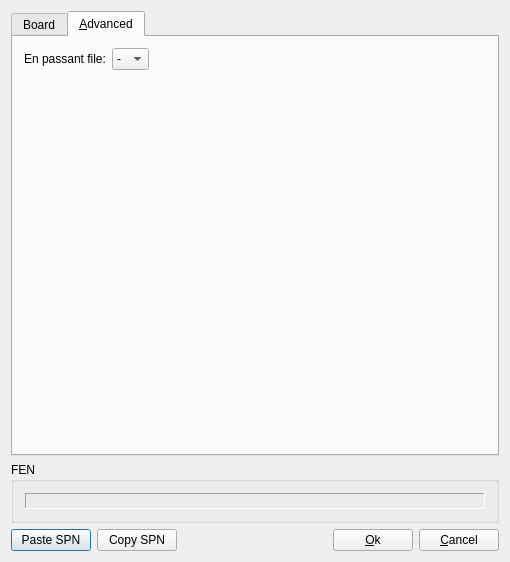
Old version of the form src/gui/boardsetup.ui in the repository franzm/shatrabase.
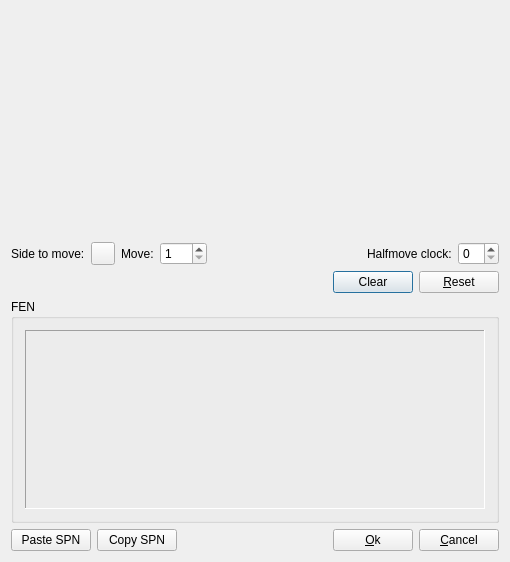
New version of the form. The open tabs and pages were chosen to show the change.

Commit message: removed old en passant stuff

Patch:
```diff
--- a/src/gui/boardsetup.ui
+++ b/src/gui/boardsetup.ui
@@ -13,95 +13,27 @@
   <property name="windowTitle">
    <string>Setup position</string>
   </property>
-  <layout class="QGridLayout">
-   <item row="3" column="0">
-    <widget class="QGroupBox" name="groupBox_2">
-     <property name="title">
-      <string>FEN</string>
-     </property>
-     <layout class="QVBoxLayout" name="verticalLayout">
-      <item>
-       <widget class="QLabel" name="spnLabel">
-        <property name="minimumSize">
-         <size>
-          <width>400</width>
-          <height>0</height>
-         </size>
-        </property>
-        <property name="frameShape">
-         <enum>QFrame::Panel</enum>
-        </property>
-        <property name="frameShadow">
-         <enum>QFrame::Sunken</enum>
-        </property>
-        <property name="text">
-         <string/>
-        </property>
-       </widget>
-      </item>
-     </layout>
-    </widget>
-   </item>
-   <item row="6" column="0">
-    <layout class="QHBoxLayout">
-     <item>
-      <widget class="QPushButton" name="pasteButton">
-       <property name="text">
-        <string>Paste SPN</string>
-       </property>
-      </widget>
-     </item>
-     <item>
-      <widget class="QPushButton" name="copyButton">
-       <property name="text">
-        <string>Copy SPN</string>
-       </property>
-      </widget>
-     </item>
-     <item>
-      <spacer>
-       <property name="orientation">
-        <enum>Qt::Horizontal</enum>
-       </property>
-       <property name="sizeType">
-        <enum>QSizePolicy::Expanding</enum>
-       </property>
-       <property name="sizeHint" stdset="0">
-        <size>
-         <width>40</width>
-         <height>20</height>
-        </size>
-       </property>
-      </spacer>
-     </item>
-     <item>
-      <widget class="QPushButton" name="okButton">
-       <property name="text">
-        <string>&amp;Ok</string>
-       </property>
-      </widget>
-     </item>
-     <item>
-      <widget class="QPushButton" name="cancelButton">
-       <property name="text">
-        <string>&amp;Cancel</string>
-       </property>
-      </widget>
-     </item>
-    </layout>
-   </item>
-   <item row="2" column="0">
-    <widget class="QTabWidget" name="tabWidget">
-     <property name="currentIndex">
-      <number>0</number>
-     </property>
-     <widget class="QWidget" name="boardTab">
-      <attribute name="title">
-       <string>Board</string>
-      </attribute>
       <layout class="QVBoxLayout" name="verticalLayout_2">
        <item>
+    <widget class="QWidget" name="boardTab" native="true">
+     <layout class="QVBoxLayout" name="verticalLayout_3">
+      <property name="leftMargin">
+       <number>0</number>
+      </property>
+      <property name="topMargin">
+       <number>0</number>
+      </property>
+      <property name="rightMargin">
+       <number>0</number>
+      </property>
+      <property name="bottomMargin">
+       <number>0</number>
+      </property>
+      <item>
         <layout class="QHBoxLayout" name="horizontalLayout_3" stretch="0,0">
+        <property name="sizeConstraint">
+         <enum>QLayout::SetDefaultConstraint</enum>
+        </property>
          <item>
           <layout class="QVBoxLayout" name="boardLayout">
            <property name="sizeConstraint">
@@ -118,6 +50,9 @@
          </item>
         </layout>
        </item>
+     </layout>
+    </widget>
+   </item>
        <item>
         <layout class="QHBoxLayout" stretch="0,0,0,0,0,0,0">
          <property name="sizeConstraint">
@@ -225,114 +160,81 @@
          </item>
         </layout>
        </item>
-      </layout>
-     </widget>
-     <widget class="QWidget" name="advancedTab">
-      <attribute name="title">
-       <string>&amp;Advanced</string>
-      </attribute>
-      <layout class="QGridLayout">
-       <item row="1" column="2">
-        <spacer>
-         <property name="orientation">
-          <enum>Qt::Horizontal</enum>
-         </property>
-         <property name="sizeHint" stdset="0">
+   <item>
+    <widget class="QGroupBox" name="groupBox_2">
+     <property name="title">
+      <string>FEN</string>
+     </property>
+     <layout class="QVBoxLayout" name="verticalLayout">
+      <item>
+       <widget class="QLabel" name="spnLabel">
+        <property name="minimumSize">
           <size>
-           <width>40</width>
-           <height>20</height>
-          </size>
-         </property>
-        </spacer>
-       </item>
-       <item row="0" column="2">
-        <spacer>
-         <property name="orientation">
-          <enum>Qt::Horizontal</enum>
-         </property>
-         <property name="sizeHint" stdset="0">
-          <size>
-           <width>40</width>
-           <height>20</height>
-          </size>
-         </property>
-        </spacer>
-       </item>
-       <item row="0" column="0">
-        <widget class="QLabel" name="label">
+          <width>400</width>
+          <height>0</height>
+         </size>
+        </property>
+        <property name="frameShape">
+         <enum>QFrame::Panel</enum>
+        </property>
+        <property name="frameShadow">
+         <enum>QFrame::Sunken</enum>
+        </property>
          <property name="text">
-          <string>En passant file:</string>
+         <string/>
          </property>
         </widget>
        </item>
-       <item row="0" column="1">
-        <widget class="QComboBox" name="epCombo">
-         <property name="currentIndex">
-          <number>0</number>
-         </property>
-         <item>
-          <property name="text">
-           <string>-</string>
-          </property>
+     </layout>
+    </widget>
          </item>
          <item>
-          <property name="text">
-           <string>a</string>
-          </property>
-         </item>
+    <layout class="QHBoxLayout">
          <item>
+      <widget class="QPushButton" name="pasteButton">
           <property name="text">
-           <string>b</string>
-          </property>
+        <string>Paste SPN</string>
+       </property>
+      </widget>
          </item>
          <item>
+      <widget class="QPushButton" name="copyButton">
           <property name="text">
-           <string>c</string>
-          </property>
+        <string>Copy SPN</string>
+       </property>
+      </widget>
          </item>
          <item>
-          <property name="text">
-           <string>d</string>
-          </property>
-         </item>
-         <item>
-          <property name="text">
-           <string>e</string>
-          </property>
-         </item>
-         <item>
-          <property name="text">
-           <string>f</string>
-          </property>
+      <spacer>
+       <property name="orientation">
+        <enum>Qt::Horizontal</enum>
+       </property>
+       <property name="sizeType">
+        <enum>QSizePolicy::Expanding</enum>
+       </property>
+       <property name="sizeHint" stdset="0">
+        <size>
+         <width>40</width>
+         <height>20</height>
+        </size>
+       </property>
+      </spacer>
          </item>
          <item>
+      <widget class="QPushButton" name="okButton">
           <property name="text">
-           <string>g</string>
-          </property>
+        <string>&amp;Ok</string>
+       </property>
+      </widget>
          </item>
          <item>
+      <widget class="QPushButton" name="cancelButton">
           <property name="text">
-           <string>h</string>
-          </property>
-         </item>
-        </widget>
-       </item>
-       <item row="2" column="1">
-        <spacer>
-         <property name="orientation">
-          <enum>Qt::Vertical</enum>
-         </property>
-         <property name="sizeHint" stdset="0">
-          <size>
-           <width>20</width>
-           <height>40</height>
-          </size>
-         </property>
-        </spacer>
-       </item>
-      </layout>
-     </widget>
-    </widget>
+        <string>&amp;Cancel</string>
+       </property>
+      </widget>
+     </item>
+    </layout>
    </item>
   </layout>
  </widget>
```
Lines whose indentation alone changed are shown as unchanged. The commit also changes 3 other files.
